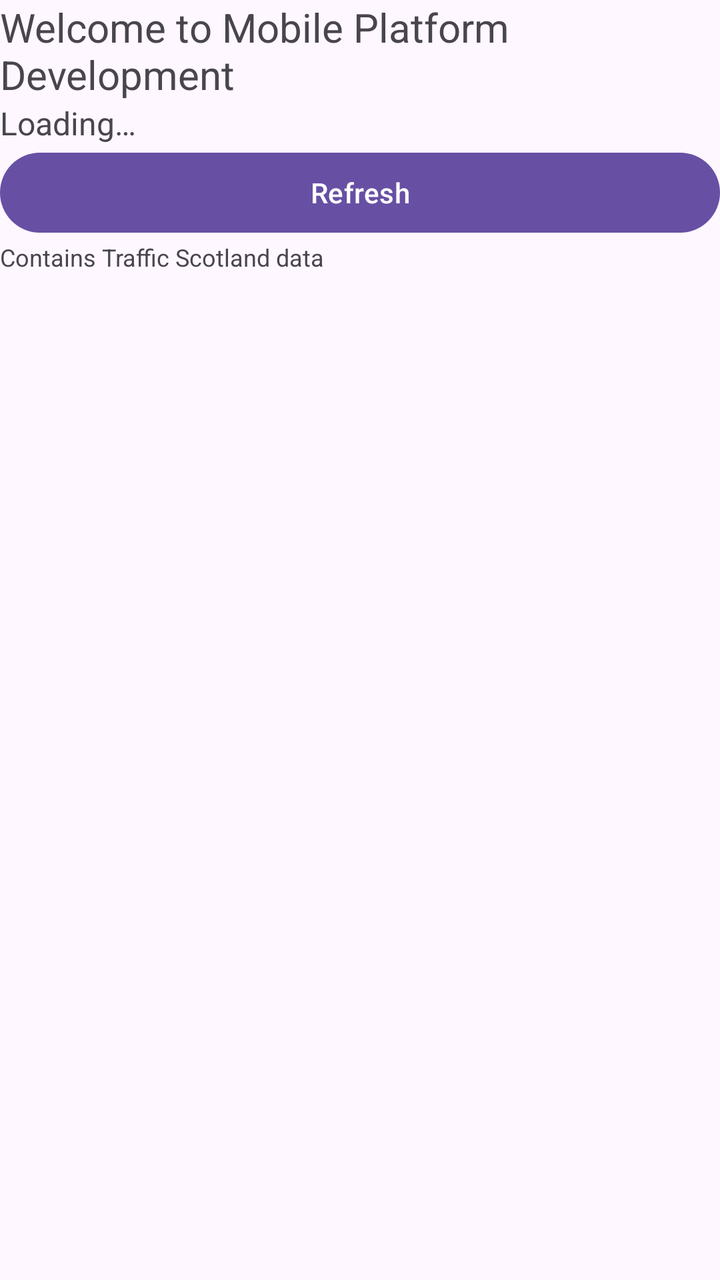
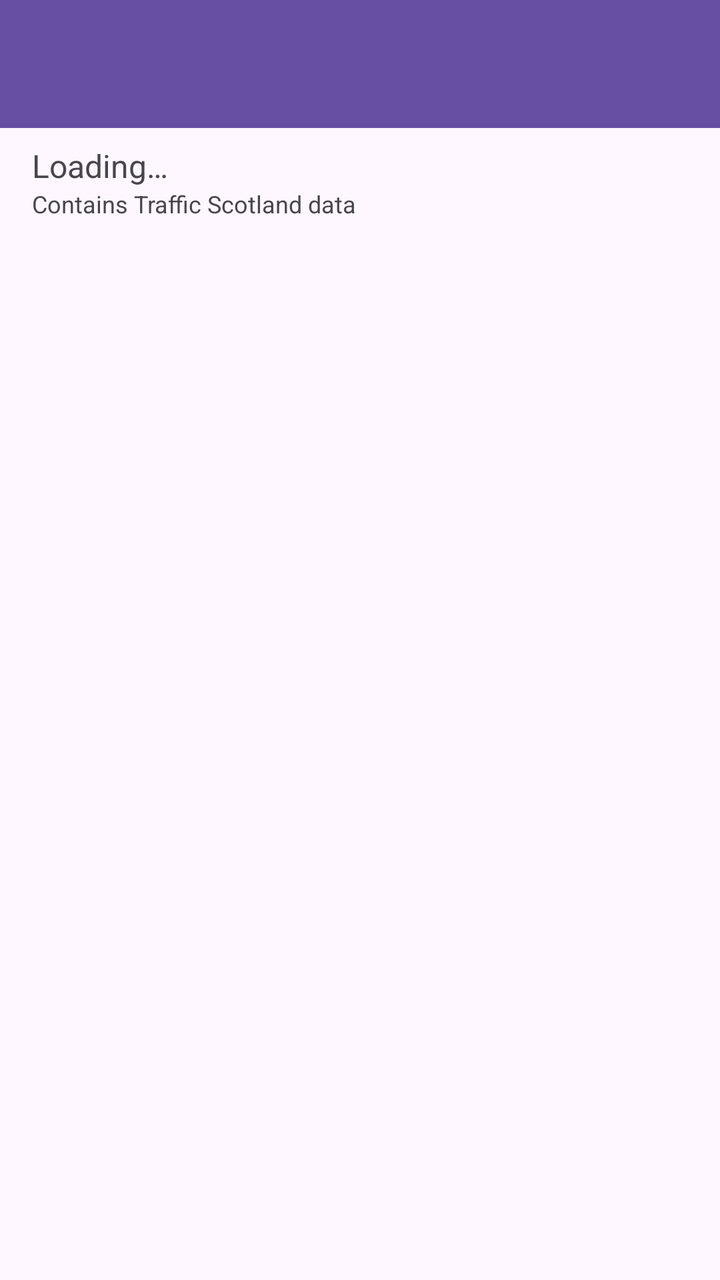

The first picture is an Android layout as it rendered before a commit; the second is the same layout after the commit. The layout source and the unified diff follow.
<!-- AndroidManifest.xml: application theme Theme.Welsh_Joseph_S2364595 -->
<!-- res/layout/activity_main.xml -->
<?xml version="1.0" encoding="utf-8"?>
<LinearLayout xmlns:android="http://schemas.android.com/apk/res/android"
    android:id="@+id/main"
    android:orientation="vertical"
    android:layout_width="match_parent"
    android:layout_height="match_parent">
    <TextView
        android:id="@+id/salutation"
        android:layout_width="match_parent"
        android:layout_height="wrap_content"
        android:textSize="20sp"
        android:text="Welcome to Mobile Platform Development"
        />
    <TextView
        android:id="@+id/summaryText"
        android:layout_width="match_parent"
        android:layout_height="wrap_content"
        android:textSize="16sp"
        android:text="Loading…"
        />
    <Button
        android:id="@+id/startButton"
        android:layout_width="match_parent"
        android:layout_height="wrap_content"
        android:text="Refresh"
        />
    <TextView
        android:id="@+id/acknowledgement"
        android:layout_width="match_parent"
        android:layout_height="wrap_content"
        android:textSize="12sp"
        android:text="Contains Traffic Scotland data"
        />
    <FrameLayout
        android:id="@+id/listHolder"
        android:layout_width="match_parent"
        android:layout_height="0dp"
        android:layout_weight="1"
        />
</LinearLayout>
<!-- resources referenced by this layout -->
<resources>
  <style name="Theme.Welsh_Joseph_S2364595" parent="Base.Theme.Welsh_Joseph_S2364595" />
  <style name="Base.Theme.Welsh_Joseph_S2364595" parent="Theme.Material3.DayNight.NoActionBar">
          
          
      </style>
</resources>

<!-- the commit's change to res/layout/activity_main.xml (unified diff, before → after) -->
@@ -4,37 +4,33 @@
     android:orientation="vertical"
     android:layout_width="match_parent"
     android:layout_height="match_parent">
-    <TextView
-        android:id="@+id/salutation"
+
+    <androidx.appcompat.widget.Toolbar
+        android:id="@+id/toolbar"
         android:layout_width="match_parent"
-        android:layout_height="wrap_content"
-        android:textSize="20sp"
-        android:text="Welcome to Mobile Platform Development"
-        />
+        android:layout_height="?attr/actionBarSize"
+        android:background="?attr/colorPrimary"
+        android:theme="@style/ThemeOverlay.Material3.Dark.ActionBar" />
     <TextView
         android:id="@+id/summaryText"
         android:layout_width="match_parent"
         android:layout_height="wrap_content"
+        android:paddingHorizontal="16dp"
+        android:paddingTop="8dp"
         android:textSize="16sp"
-        android:text="Loading…"
-        />
-    <Button
-        android:id="@+id/startButton"
-        android:layout_width="match_parent"
-        android:layout_height="wrap_content"
-        android:text="Refresh"
-        />
+        android:text="@string/summary_loading" />
     <TextView
         android:id="@+id/acknowledgement"
         android:layout_width="match_parent"
         android:layout_height="wrap_content"
+        android:paddingHorizontal="16dp"
+        android:paddingBottom="8dp"
         android:textSize="12sp"
-        android:text="Contains Traffic Scotland data"
-        />
+        android:textColor="?android:attr/textColorSecondary"
+        android:text="@string/acknowledgement" />
     <FrameLayout
         android:id="@+id/listHolder"
         android:layout_width="match_parent"
         android:layout_height="0dp"
-        android:layout_weight="1"
-        />
+        android:layout_weight="1" />
 </LinearLayout>
<!-- resource entries referenced after the edit -->
@@ -1,5 +1,7 @@
 <!-- resources referenced by this layout -->
 <resources>
+  <string name="acknowledgement">Contains Traffic Scotland data</string>
+  <string name="summary_loading">Loading…</string>
   <style name="Theme.Welsh_Joseph_S2364595" parent="Base.Theme.Welsh_Joseph_S2364595" />
   <style name="Base.Theme.Welsh_Joseph_S2364595" parent="Theme.Material3.DayNight.NoActionBar">
           
